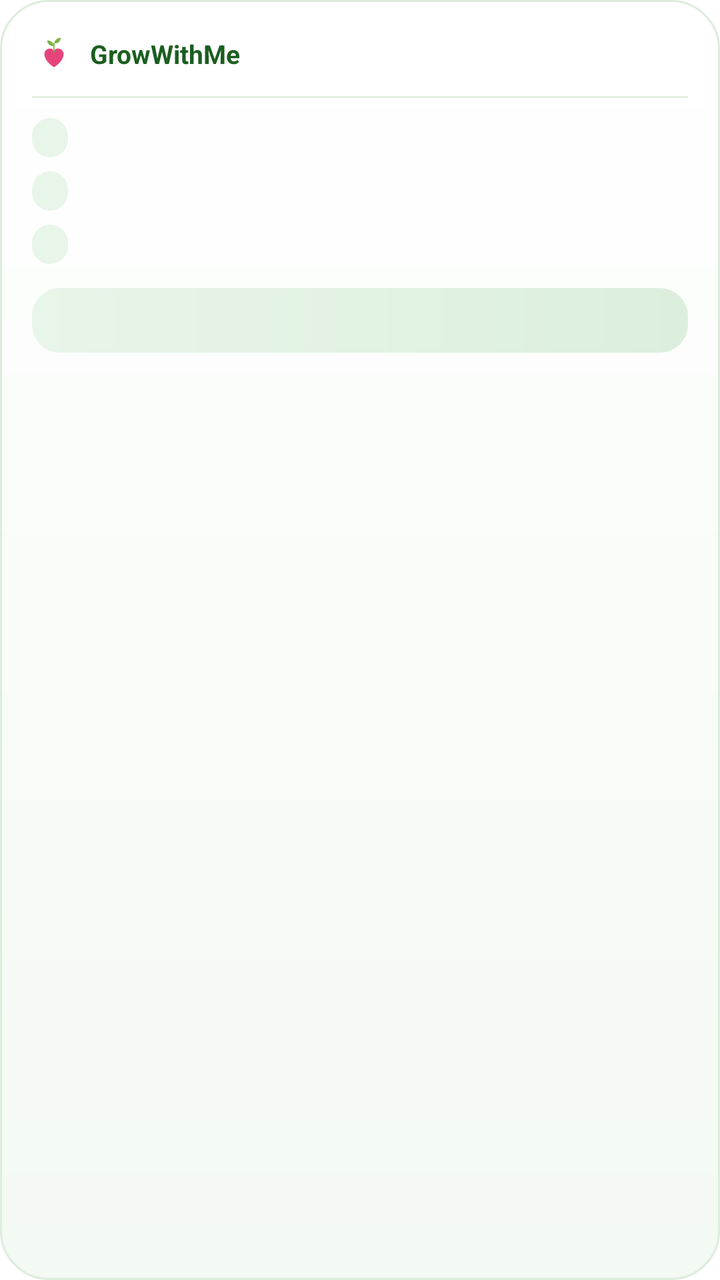
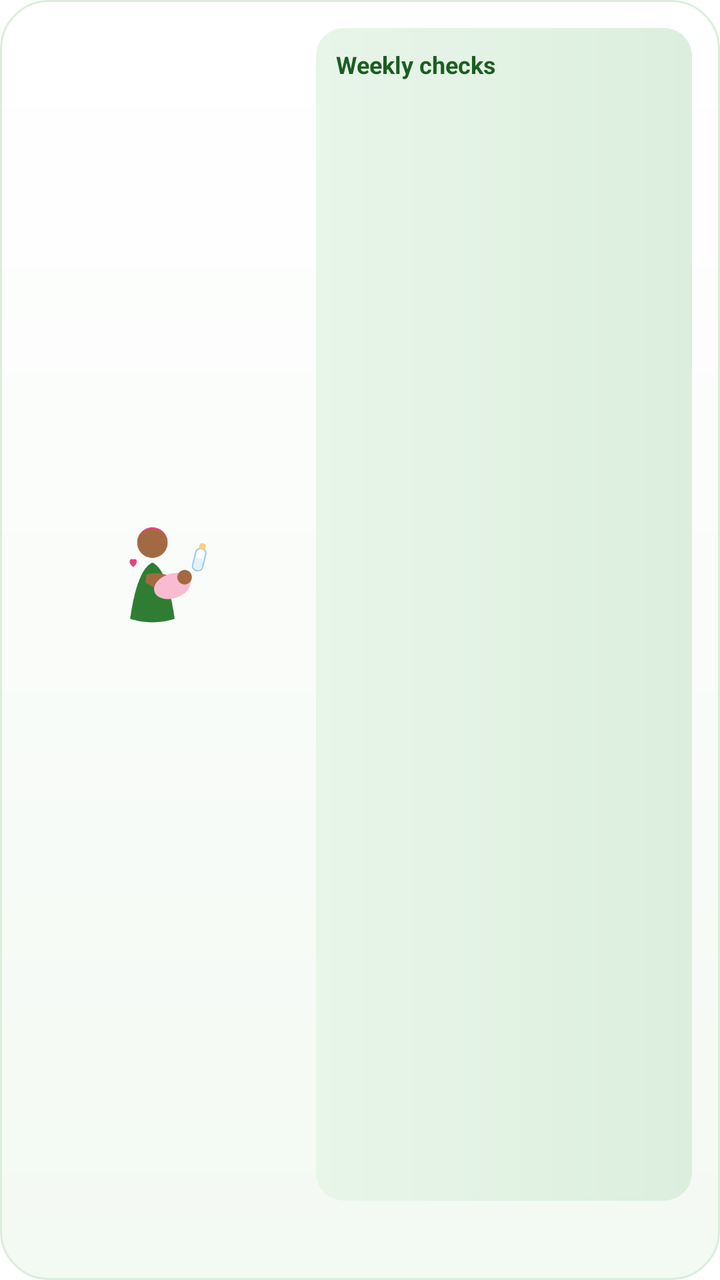

An Android layout rendered at two revisions. The XML below is the earlier revision; the diff shows what the commit changed to produce the second picture.
<!-- AndroidManifest.xml: fallback theme Theme.MaterialComponents.DayNight.NoActionBar -->
<!-- res/layout/widget_reminders.xml -->
<?xml version="1.0" encoding="utf-8"?>
<LinearLayout xmlns:android="http://schemas.android.com/apk/res/android"
    android:id="@+id/widget_root"
    android:layout_width="match_parent"
    android:layout_height="match_parent"
    android:orientation="vertical"
    android:background="@drawable/widget_bg"
    android:padding="16dp">

    
    <LinearLayout
        android:layout_width="match_parent"
        android:layout_height="wrap_content"
        android:orientation="horizontal"
        android:gravity="center_vertical">

        <ImageView
            android:layout_width="22dp"
            android:layout_height="22dp"
            android:src="@drawable/ic_heart_sprout"
            android:contentDescription="@string/widget_description" />

        <TextView
            android:layout_width="wrap_content"
            android:layout_height="wrap_content"
            android:layout_marginStart="7dp"
            android:text="GrowWithMe"
            android:textStyle="bold"
            android:textSize="13sp"
            android:textColor="#1B5E20" />

        <TextView
            android:id="@+id/widget_title"
            android:layout_width="match_parent"
            android:layout_height="wrap_content"
            android:gravity="end"
            android:textSize="11sp"
            android:textColor="#8A8A8A"
            android:maxLines="1" />
    </LinearLayout>

    <FrameLayout
        android:layout_width="match_parent"
        android:layout_height="1dp"
        android:layout_marginTop="10dp"
        android:background="#E4EFE4" />

    
    <LinearLayout
        android:id="@+id/row1"
        android:layout_width="match_parent"
        android:layout_height="wrap_content"
        android:layout_marginTop="10dp"
        android:orientation="horizontal"
        android:gravity="center_vertical">

        <TextView
            android:id="@+id/chip1"
            android:layout_width="wrap_content"
            android:layout_height="wrap_content"
            android:background="@drawable/chip_bg"
            android:paddingStart="9dp"
            android:paddingEnd="9dp"
            android:paddingTop="3dp"
            android:paddingBottom="3dp"
            android:textSize="10sp"
            android:textStyle="bold"
            android:textColor="#1B5E20"
            android:maxLines="1" />

        <TextView
            android:id="@+id/title1"
            android:layout_width="match_parent"
            android:layout_height="wrap_content"
            android:layout_marginStart="8dp"
            android:textSize="13sp"
            android:textColor="#1F1F1F"
            android:maxLines="1"
            android:ellipsize="end" />
    </LinearLayout>

    <LinearLayout
        android:id="@+id/row2"
        android:layout_width="match_parent"
        android:layout_height="wrap_content"
        android:layout_marginTop="7dp"
        android:orientation="horizontal"
        android:gravity="center_vertical">

        <TextView
            android:id="@+id/chip2"
            android:layout_width="wrap_content"
            android:layout_height="wrap_content"
            android:background="@drawable/chip_bg"
            android:paddingStart="9dp"
            android:paddingEnd="9dp"
            android:paddingTop="3dp"
            android:paddingBottom="3dp"
            android:textSize="10sp"
            android:textStyle="bold"
            android:textColor="#1B5E20"
            android:maxLines="1" />

        <TextView
            android:id="@+id/title2"
            android:layout_width="match_parent"
            android:layout_height="wrap_content"
            android:layout_marginStart="8dp"
            android:textSize="13sp"
            android:textColor="#1F1F1F"
            android:maxLines="1"
            android:ellipsize="end" />
    </LinearLayout>

    <LinearLayout
        android:id="@+id/row3"
        android:layout_width="match_parent"
        android:layout_height="wrap_content"
        android:layout_marginTop="7dp"
        android:orientation="horizontal"
        android:gravity="center_vertical">

        <TextView
            android:id="@+id/chip3"
            android:layout_width="wrap_content"
            android:layout_height="wrap_content"
            android:background="@drawable/chip_bg"
            android:paddingStart="9dp"
            android:paddingEnd="9dp"
            android:paddingTop="3dp"
            android:paddingBottom="3dp"
            android:textSize="10sp"
            android:textStyle="bold"
            android:textColor="#1B5E20"
            android:maxLines="1" />

        <TextView
            android:id="@+id/title3"
            android:layout_width="match_parent"
            android:layout_height="wrap_content"
            android:layout_marginStart="8dp"
            android:textSize="13sp"
            android:textColor="#1F1F1F"
            android:maxLines="1"
            android:ellipsize="end" />
    </LinearLayout>

    
    <TextView
        android:id="@+id/widget_tip"
        android:layout_width="match_parent"
        android:layout_height="wrap_content"
        android:layout_marginTop="12dp"
        android:background="@drawable/widget_tip_bg"
        android:paddingStart="11dp"
        android:paddingEnd="11dp"
        android:paddingTop="8dp"
        android:paddingBottom="8dp"
        android:textSize="12sp"
        android:lineSpacingExtra="2dp"
        android:textColor="#33691E"
        android:maxLines="3"
        android:ellipsize="end" />
</LinearLayout>
<!-- resources referenced by this layout -->
<resources>
  <!-- drawable chip_bg (drawable) -->
  <?xml version="1.0" encoding="utf-8"?>
  <shape xmlns:android="http://schemas.android.com/apk/res/android" android:shape="rectangle">
      <solid android:color="#E8F5E9" />
      <corners android:radius="999dp" />
  </shape>
  <!-- drawable ic_heart_sprout: png bitmap (drawable-nodpi, 1542 bytes) -->
  <!-- drawable widget_bg (drawable) -->
  <?xml version="1.0" encoding="utf-8"?>
  <shape xmlns:android="http://schemas.android.com/apk/res/android" android:shape="rectangle">
      <gradient
          android:angle="270"
          android:startColor="#FFFFFF"
          android:endColor="#F3F9F3" />
      <corners android:radius="24dp" />
      <stroke android:width="1dp" android:color="#DCEDDD" />
  </shape>
  <!-- drawable widget_tip_bg (drawable) -->
  <?xml version="1.0" encoding="utf-8"?>
  <shape xmlns:android="http://schemas.android.com/apk/res/android" android:shape="rectangle">
      <gradient
          android:angle="0"
          android:startColor="#E8F5E9"
          android:endColor="#DCEFDD" />
      <corners android:radius="14dp" />
  </shape>
  <string name="widget_description">Daily care visits and feeding tips</string>
</resources>

<!-- the commit's change to res/layout/widget_reminders.xml (unified diff, before → after) -->
@@ -5,160 +5,107 @@
     android:layout_height="match_parent"
     android:orientation="vertical"
     android:background="@drawable/widget_bg"
-    android:padding="16dp">
+    android:padding="14dp">
 
-    
     <LinearLayout
         android:layout_width="match_parent"
-        android:layout_height="wrap_content"
-        android:orientation="horizontal"
-        android:gravity="center_vertical">
+        android:layout_height="0dp"
+        android:layout_weight="1"
+        android:orientation="horizontal">
 
-        <ImageView
-            android:layout_width="22dp"
-            android:layout_height="22dp"
-            android:src="@drawable/ic_heart_sprout"
-            android:contentDescription="@string/widget_description" />
+        
+        <LinearLayout
+            android:layout_width="0dp"
+            android:layout_height="match_parent"
+            android:layout_weight="5"
+            android:orientation="vertical"
+            android:gravity="center">
 
-        <TextView
-            android:layout_width="wrap_content"
-            android:layout_height="wrap_content"
-            android:layout_marginStart="7dp"
-            android:text="GrowWithMe"
-            android:textStyle="bold"
-            android:textSize="13sp"
-            android:textColor="#1B5E20" />
+            <ImageView
+                android:layout_width="60dp"
+                android:layout_height="60dp"
+                android:src="@drawable/widget_mother"
+                android:contentDescription="@string/widget_description" />
 
-        <TextView
-            android:id="@+id/widget_title"
-            android:layout_width="match_parent"
-            android:layout_height="wrap_content"
-            android:gravity="end"
-            android:textSize="11sp"
-            android:textColor="#8A8A8A"
-            android:maxLines="1" />
-    </LinearLayout>
+            <TextView
+                android:id="@+id/countdown_big"
+                android:layout_width="wrap_content"
+                android:layout_height="wrap_content"
+                android:layout_marginTop="4dp"
+                android:textSize="17sp"
+                android:textStyle="bold"
+                android:textColor="#1B5E20"
+                android:maxLines="1" />
 
-    <FrameLayout
-        android:layout_width="match_parent"
-        android:layout_height="1dp"
-        android:layout_marginTop="10dp"
-        android:background="#E4EFE4" />
+            <TextView
+                android:id="@+id/countdown_small"
+                android:layout_width="wrap_content"
+                android:layout_height="wrap_content"
+                android:textSize="10.5sp"
+                android:textColor="#558B2F"
+                android:gravity="center"
+                android:maxLines="2" />
+        </LinearLayout>
 
-    
-    <LinearLayout
-        android:id="@+id/row1"
-        android:layout_width="match_parent"
-        android:layout_height="wrap_content"
-        android:layout_marginTop="10dp"
-        android:orientation="horizontal"
-        android:gravity="center_vertical">
+        
+        <LinearLayout
+            android:layout_width="0dp"
+            android:layout_height="match_parent"
+            android:layout_weight="7"
+            android:layout_marginStart="10dp"
+            android:orientation="vertical"
+            android:background="@drawable/widget_tip_bg"
+            android:padding="10dp">
 
-        <TextView
-            android:id="@+id/chip1"
-            android:layout_width="wrap_content"
-            android:layout_height="wrap_content"
-            android:background="@drawable/chip_bg"
-            android:paddingStart="9dp"
-            android:paddingEnd="9dp"
-            android:paddingTop="3dp"
-            android:paddingBottom="3dp"
-            android:textSize="10sp"
-            android:textStyle="bold"
-            android:textColor="#1B5E20"
-            android:maxLines="1" />
+            <TextView
+                android:layout_width="wrap_content"
+                android:layout_height="wrap_content"
+                android:text="Weekly checks"
+                android:textStyle="bold"
+                android:textSize="12sp"
+                android:textColor="#1B5E20" />
 
-        <TextView
-            android:id="@+id/title1"
-            android:layout_width="match_parent"
-            android:layout_height="wrap_content"
-            android:layout_marginStart="8dp"
-            android:textSize="13sp"
-            android:textColor="#1F1F1F"
-            android:maxLines="1"
-            android:ellipsize="end" />
-    </LinearLayout>
+            <TextView
+                android:id="@+id/check1"
+                android:layout_width="match_parent"
+                android:layout_height="wrap_content"
+                android:layout_marginTop="5dp"
+                android:textSize="11.5sp"
+                android:textColor="#212121"
+                android:maxLines="1"
+                android:ellipsize="end" />
 
-    <LinearLayout
-        android:id="@+id/row2"
-        android:layout_width="match_parent"
-        android:layout_height="wrap_content"
-        android:layout_marginTop="7dp"
-        android:orientation="horizontal"
-        android:gravity="center_vertical">
+            <TextView
+                android:id="@+id/check2"
+                android:layout_width="match_parent"
+                android:layout_height="wrap_content"
+                android:layout_marginTop="3dp"
+                android:textSize="11.5sp"
+                android:textColor="#212121"
+                android:maxLines="1"
+                android:ellipsize="end" />
 
-        <TextView
-            android:id="@+id/chip2"
-            android:layout_width="wrap_content"
-            android:layout_height="wrap_content"
-            android:background="@drawable/chip_bg"
-            android:paddingStart="9dp"
-            android:paddingEnd="9dp"
-            android:paddingTop="3dp"
-            android:paddingBottom="3dp"
-            android:textSize="10sp"
-            android:textStyle="bold"
-            android:textColor="#1B5E20"
-            android:maxLines="1" />
-
-        <TextView
-            android:id="@+id/title2"
-            android:layout_width="match_parent"
-            android:layout_height="wrap_content"
-            android:layout_marginStart="8dp"
-            android:textSize="13sp"
-            android:textColor="#1F1F1F"
-            android:maxLines="1"
-            android:ellipsize="end" />
-    </LinearLayout>
-
-    <LinearLayout
-        android:id="@+id/row3"
-        android:layout_width="match_parent"
-        android:layout_height="wrap_content"
-        android:layout_marginTop="7dp"
-        android:orientation="horizontal"
-        android:gravity="center_vertical">
-
-        <TextView
-            android:id="@+id/chip3"
-            android:layout_width="wrap_content"
-            android:layout_height="wrap_content"
-            android:background="@drawable/chip_bg"
-            android:paddingStart="9dp"
-            android:paddingEnd="9dp"
-            android:paddingTop="3dp"
-            android:paddingBottom="3dp"
-            android:textSize="10sp"
-            android:textStyle="bold"
-            android:textColor="#1B5E20"
-            android:maxLines="1" />
-
-        <TextView
-            android:id="@+id/title3"
-            android:layout_width="match_parent"
-            android:layout_height="wrap_content"
-            android:layout_marginStart="8dp"
-            android:textSize="13sp"
-            android:textColor="#1F1F1F"
-            android:maxLines="1"
-            android:ellipsize="end" />
+            <TextView
+                android:id="@+id/check3"
+                android:layout_width="match_parent"
+                android:layout_height="wrap_content"
+                android:layout_marginTop="3dp"
+                android:textSize="11.5sp"
+                android:textColor="#212121"
+                android:maxLines="1"
+                android:ellipsize="end" />
+        </LinearLayout>
     </LinearLayout>
 
     
     <TextView
-        android:id="@+id/widget_tip"
+        android:id="@+id/widget_motivation"
         android:layout_width="match_parent"
         android:layout_height="wrap_content"
-        android:layout_marginTop="12dp"
-        android:background="@drawable/widget_tip_bg"
-        android:paddingStart="11dp"
-        android:paddingEnd="11dp"
-        android:paddingTop="8dp"
-        android:paddingBottom="8dp"
-        android:textSize="12sp"
-        android:lineSpacingExtra="2dp"
+        android:layout_marginTop="10dp"
+        android:textSize="11.5sp"
+        android:textStyle="italic"
         android:textColor="#33691E"
-        android:maxLines="3"
+        android:maxLines="2"
         android:ellipsize="end" />
 </LinearLayout>
<!-- resource entries referenced after the edit -->
@@ -1,12 +1,5 @@
 <!-- resources referenced by this layout -->
 <resources>
-  <!-- drawable chip_bg (drawable) -->
-  <?xml version="1.0" encoding="utf-8"?>
-  <shape xmlns:android="http://schemas.android.com/apk/res/android" android:shape="rectangle">
-      <solid android:color="#E8F5E9" />
-      <corners android:radius="999dp" />
-  </shape>
-  <!-- drawable ic_heart_sprout: png bitmap (drawable-nodpi, 1542 bytes) -->
   <!-- drawable widget_bg (drawable) -->
   <?xml version="1.0" encoding="utf-8"?>
   <shape xmlns:android="http://schemas.android.com/apk/res/android" android:shape="rectangle">
@@ -17,6 +10,7 @@
       <corners android:radius="24dp" />
       <stroke android:width="1dp" android:color="#DCEDDD" />
   </shape>
+  <!-- drawable widget_mother: png bitmap (drawable-nodpi, 7705 bytes) -->
   <!-- drawable widget_tip_bg (drawable) -->
   <?xml version="1.0" encoding="utf-8"?>
   <shape xmlns:android="http://schemas.android.com/apk/res/android" android:shape="rectangle">
